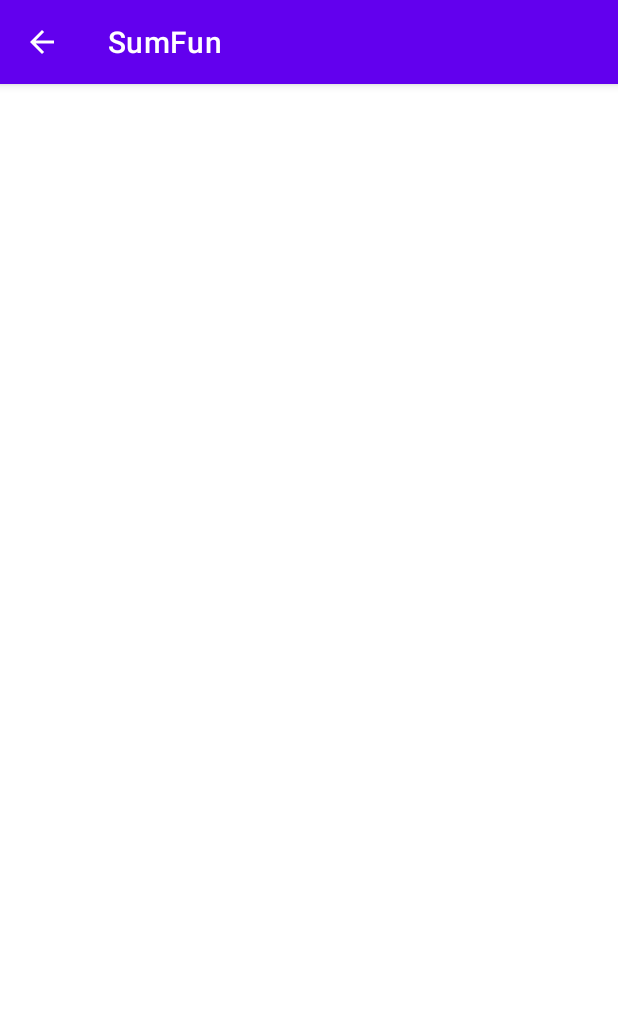
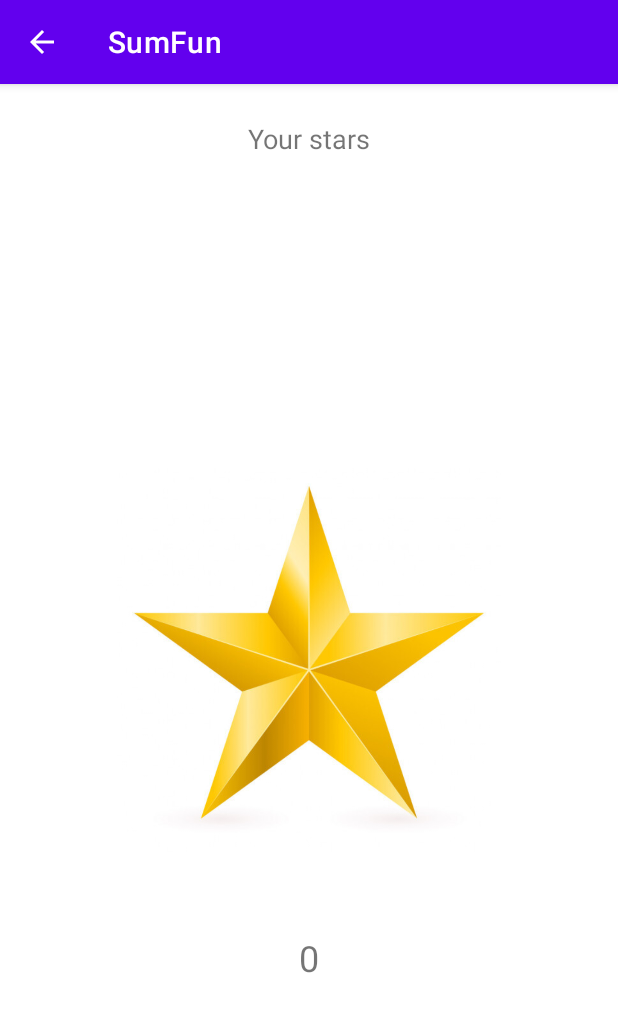
Before and after one commit to etipps1/SumFun, an Android app: the StatusActivity screen opened directly, with no data from a screen before it, on a phone screen of 412 x 824 dp. Shown: the top 1012 px of the screen. Run offline under Robolectric (Android 15) with nearby library versions, the phone set to English and light mode, and no system bars.

Commit message:
status screen intent from menu screen

```diff
--- a/app/src/main/java/com/example/sumfun/model/User.java
+++ b/app/src/main/java/com/example/sumfun/model/User.java
@@ -19,7 +19,7 @@ public class User {
 
     public User(){}
 
-    public User(MainPresenter presenter){
+   /* public User(MainPresenter presenter){
         this.presenter=presenter;
     }
     public User(PlayGamePresenter playGamePresenter){
@@ -27,7 +27,7 @@ public class User {
     }
     public User(StatusPresenter statusPresenter){
         this.statusPresenter=statusPresenter;
-    }
+    }*/
     public void saveUser(User user){
         FileHelper fH= new FileHelper(user);
         fH.saveUser();
--- a/app/src/main/java/com/example/sumfun/presenter/MainPresenter.java
+++ b/app/src/main/java/com/example/sumfun/presenter/MainPresenter.java
@@ -18,7 +18,7 @@ public class MainPresenter {
             user= new User();
         }
         else {*/
-            user = new User(this);
+            user = new User();
             user.loadUser();
        // }
     }
--- a/app/src/main/java/com/example/sumfun/presenter/PlayGamePresenter.java
+++ b/app/src/main/java/com/example/sumfun/presenter/PlayGamePresenter.java
@@ -17,7 +17,7 @@ public class PlayGamePresenter {
 
     public PlayGamePresenter(PlayGameActivity playGameActivity){
         this.playGameActivity=playGameActivity;
-        user = new User(this);
+        user = new User();
         user.loadUser();
         count= user.getCount();
         currentLevel=user.getCurrentLevel();
--- a/app/src/main/java/com/example/sumfun/presenter/StatusPresenter.java
+++ b/app/src/main/java/com/example/sumfun/presenter/StatusPresenter.java
@@ -1,6 +1,8 @@
 package com.example.sumfun.presenter;
 
 import android.util.Log;
+import android.widget.ImageView;
+import android.widget.TextView;
 
 import com.example.sumfun.model.User;
 import com.example.sumfun.view.StatusActivity;
@@ -10,14 +12,25 @@ public class StatusPresenter {
     private User user;
 
 
+
+
+
+
     public StatusPresenter(StatusActivity statusActivity){
         this.statusActivity=statusActivity;
+        user = new User();
+        user.loadUser();
+    }
+
+    public void submitStatusDisplay(){
+        statusActivity.showStatusDisplay(user.getStarCount());
+
     }
 
     //activate game
     public void activateStarCount(){
         //display correct things on screen
-        Log.d("logD", "activateMenu: ");
-        statusActivity.displayToast("You have "+user.getStarCount()+ "stars!");
+        Log.d("logD", "activateStarCount: ");
+        statusActivity.displayToast("You have "+user.getStarCount()+ " stars!");
     }
 }
--- a/app/src/main/java/com/example/sumfun/view/MainActivity.java
+++ b/app/src/main/java/com/example/sumfun/view/MainActivity.java
@@ -40,6 +40,13 @@ public class MainActivity extends AppCompatActivity {
 
             }
         });
+
+        star.setOnClickListener(new View.OnClickListener() {
+            @Override
+            public void onClick(View v) {
+                handleStarClicked();
+            }
+        });
         mainPresenter.activateMenu();
 
     }
@@ -49,9 +56,16 @@ public class MainActivity extends AppCompatActivity {
         startActivity(intent);
 
     }
+    public void handleStarClicked()
+    {
+        Log.d("logD", "handleStarClicked: inside");
+        Intent intent = new Intent(this, StatusActivity.class);
+        startActivity(intent);
+
+    }
     public void displayToast(String message){
         Toast toast=Toast.makeText(this, message, Toast.LENGTH_SHORT);
-        toast.setGravity(Gravity.CENTER_VERTICAL, 0,0);
+       // toast.setGravity(Gravity.CENTER_VERTICAL, 0,0);
         toast.show();
     }
 
--- a/app/src/main/java/com/example/sumfun/view/StatusActivity.java
+++ b/app/src/main/java/com/example/sumfun/view/StatusActivity.java
@@ -5,29 +5,44 @@ import androidx.appcompat.app.AppCompatActivity;
 import android.os.Bundle;
 import android.util.Log;
 import android.view.Gravity;
+import android.widget.ImageView;
+import android.widget.TextView;
 import android.widget.Toast;
 
 import com.example.sumfun.R;
-import com.example.sumfun.presenter.MainPresenter;
 import com.example.sumfun.presenter.StatusPresenter;
 
 public class StatusActivity extends AppCompatActivity {
     private StatusPresenter statusPresenter;
-    private int starCount;
+   // private int starCount;
+    private TextView message;
+    private ImageView starView;
+    private TextView starCountDisplay;
 
     @Override
     protected void onCreate(Bundle savedInstanceState) {
         super.onCreate(savedInstanceState);
         setContentView(R.layout.activity_status);
+        message= findViewById(R.id.starCountDisplay);
+        starView=findViewById(R.id.starView);
+        starCountDisplay=findViewById(R.id.starCountDisplay);
 
         statusPresenter= new StatusPresenter(this);
+        statusPresenter.submitStatusDisplay();
+        statusPresenter.activateStarCount();
+
 
 
     }
     public void displayToast(String message){
-        Toast toast=Toast.makeText(this, message, Toast.LENGTH_SHORT);
-        toast.setGravity(Gravity.CENTER_VERTICAL, 0,0);
+        Toast toast=Toast.makeText(this, message, Toast.LENGTH_LONG);
+       // toast.setGravity(Gravity.CENTER_VERTICAL, 0,0);
         toast.show();
     }
 
+    public void showStatusDisplay(int starCnt){
+        starCountDisplay.setText(String.valueOf(starCnt));
+
+    }
+
 }
--- a/app/src/main/res/layout/activity_main.xml
+++ b/app/src/main/res/layout/activity_main.xml
@@ -10,6 +10,7 @@
         android:id="@+id/star"
         android:layout_width="189dp"
         android:layout_height="182dp"
+        android:clickable="true"
         app:layout_constraintEnd_toEndOf="parent"
         app:layout_constraintStart_toStartOf="parent"
         app:layout_constraintTop_toBottomOf="@+id/welcome"
--- a/app/src/main/res/layout/activity_status.xml
+++ b/app/src/main/res/layout/activity_status.xml
@@ -6,4 +6,35 @@
     android:layout_height="match_parent"
     tools:context=".view.StatusActivity">
 
+    <TextView
+        android:id="@+id/textView"
+        android:layout_width="wrap_content"
+        android:layout_height="wrap_content"
+        android:layout_marginTop="24dp"
+        android:text="@string/star_message"
+        android:textSize="18sp"
+        app:layout_constraintEnd_toEndOf="parent"
+        app:layout_constraintStart_toStartOf="parent"
+        app:layout_constraintTop_toTopOf="parent" />
+
+    <ImageView
+        android:id="@+id/starView"
+        android:layout_width="256dp"
+        android:layout_height="348dp"
+        app:layout_constraintBottom_toBottomOf="parent"
+        app:layout_constraintEnd_toEndOf="parent"
+        app:layout_constraintStart_toStartOf="parent"
+        app:layout_constraintTop_toTopOf="parent"
+        app:srcCompat="@drawable/gold_star" />
+
+    <TextView
+        android:id="@+id/starCountDisplay"
+        android:layout_width="wrap_content"
+        android:layout_height="wrap_content"
+        android:layout_marginTop="8dp"
+        android:text=" "
+        android:textSize="24sp"
+        app:layout_constraintEnd_toEndOf="parent"
+        app:layout_constraintStart_toStartOf="parent"
+        app:layout_constraintTop_toBottomOf="@+id/starView" />
 </androidx.constraintlayout.widget.ConstraintLayout>
--- a/app/src/main/res/values/strings.xml
+++ b/app/src/main/res/values/strings.xml
@@ -10,6 +10,7 @@
     <string name="next">next</string>
     <string name="stars">stars</string>
     <string name="hello">Hello!</string>
+    <string name="star_message">Your stars</string>
 
 
 </resources>
```
